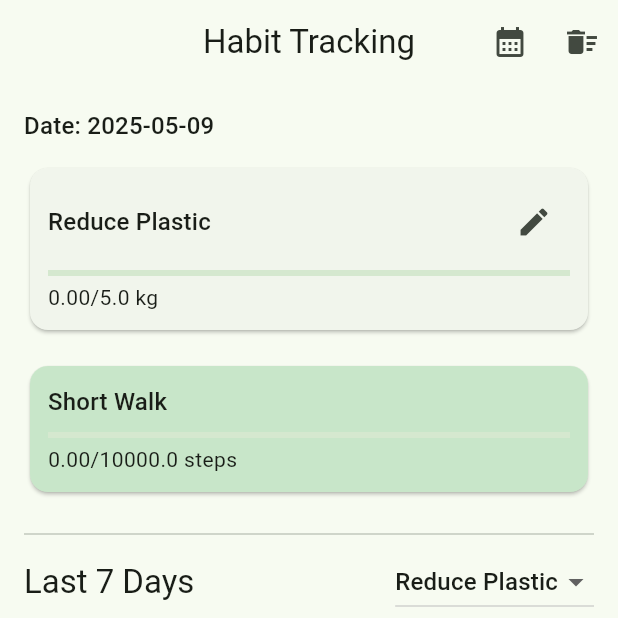
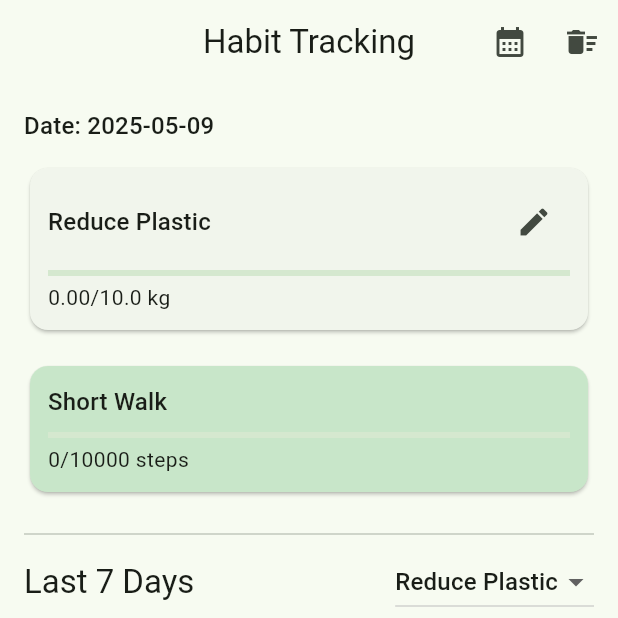
Before and after one commit to zeroleng28/assignmentv2, a Flutter app: the screen it shows after launch, on a phone screen of 412 x 824 dp, the top half of it. Run offline on Flutter 3.47's test engine with Material 3 defaults, Android fonts, the light colour scheme and no system bars; drawn by our look-alikes of fl_chart; our stand-ins replace cloud_firestore, connectivity_plus, firebase_core, pedometer, permission_handler, sqflite; accounts and stored records are empty.

Commit message:
assignmentv2

```diff
--- a/lib/track_habit_screen.dart
+++ b/lib/track_habit_screen.dart
@@ -51,7 +51,7 @@ class _TrackHabitScreenState extends State<TrackHabitScreen> {
       Habit(
         title: 'Reduce Plastic',
         unit: 'kg',
-        goal: 5,
+        goal: 10,
         currentValue: 0,
         quickAdds: const [],
       ),
@@ -186,22 +186,23 @@ class _TrackHabitScreenState extends State<TrackHabitScreen> {
         .firstWhere((h) => h.title == habitTitle)
         .usePedometer;
 
-
     if (isStep) {
       _selectedDate = DateTime.now();
 
       final last7 = await SqfliteStepsRepository().fetchLast7Days();
-      final labels = last7.map((e) => DateFormat('yyyy-MM-dd').format(e.day)).toList();
+      final labels = last7
+          .map((e) => DateFormat('yyyy-MM-dd').format(e.day))
+          .toList();
       final values = last7.map((e) => e.count).toList();
 
       final stepMonths = await SqfliteStepsRepository().fetchMonthlyTotals();
       _monthlyTotals = stepMonths.map((e) => HabitEntry(
-        id: e.id,
+        id        : e.id,
         habitTitle: habitTitle,
-        date: e.day,
-        value: e.count,
-        createdAt: e.createdAt,
-        updatedAt: e.updatedAt,
+        date      : e.day,
+        value     : e.count,
+        createdAt : e.createdAt,
+        updatedAt : e.updatedAt,
       )).toList();
 
       setState(() {
@@ -469,7 +470,11 @@ class _TrackHabitScreenState extends State<TrackHabitScreen> {
             const SizedBox(height: 8),
             LinearProgressIndicator(value: progress),
             const SizedBox(height: 4),
-            Text('${h.currentValue.toStringAsFixed(2)}/${h.goal} ${h.unit}'),
+            Text(
+              h.usePedometer
+                  ? '${h.currentValue.toInt()}/${h.goal.toInt()} ${h.unit}'    // integer for Short Walk
+                  : '${h.currentValue.toStringAsFixed(2)}/${h.goal} ${h.unit}', // double for normal habits
+            ),
           ],
         ),
       ),
```
